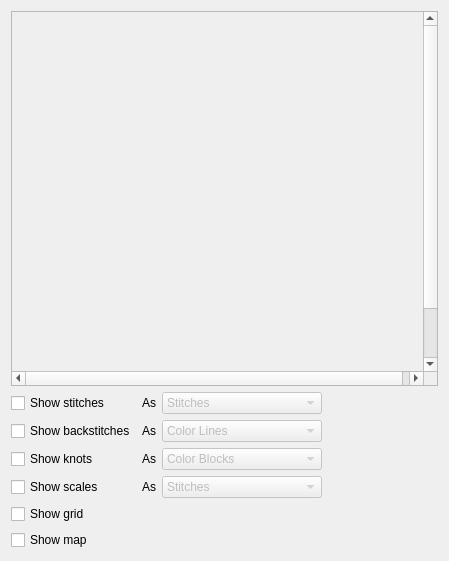
Old version of the form ui/PatternElement.ui in the repository KDE/kxstitch.
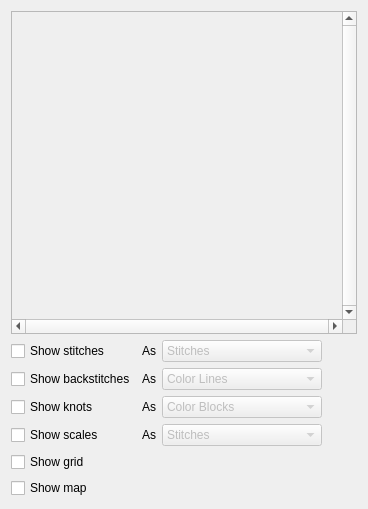
New version of the form. Custom widgets are drawn as their Qt base class.

Diff of the .ui file:
```diff
--- a/ui/PatternElement.ui
+++ b/ui/PatternElement.ui
@@ -6,8 +6,8 @@
    <rect>
     <x>0</x>
     <y>0</y>
-    <width>449</width>
-    <height>561</height>
+    <width>368</width>
+    <height>509</height>
    </rect>
   </property>
   <property name="windowTitle">
@@ -46,10 +46,10 @@
      <widget class="QWidget" name="scrollAreaWidgetContents">
       <property name="geometry">
        <rect>
-        <x>0</x>
-        <y>0</y>
-        <width>418</width>
-        <height>421</height>
+        <x>15</x>
+        <y>2</y>
+        <width>300</width>
+        <height>300</height>
        </rect>
       </property>
      </widget>
```
